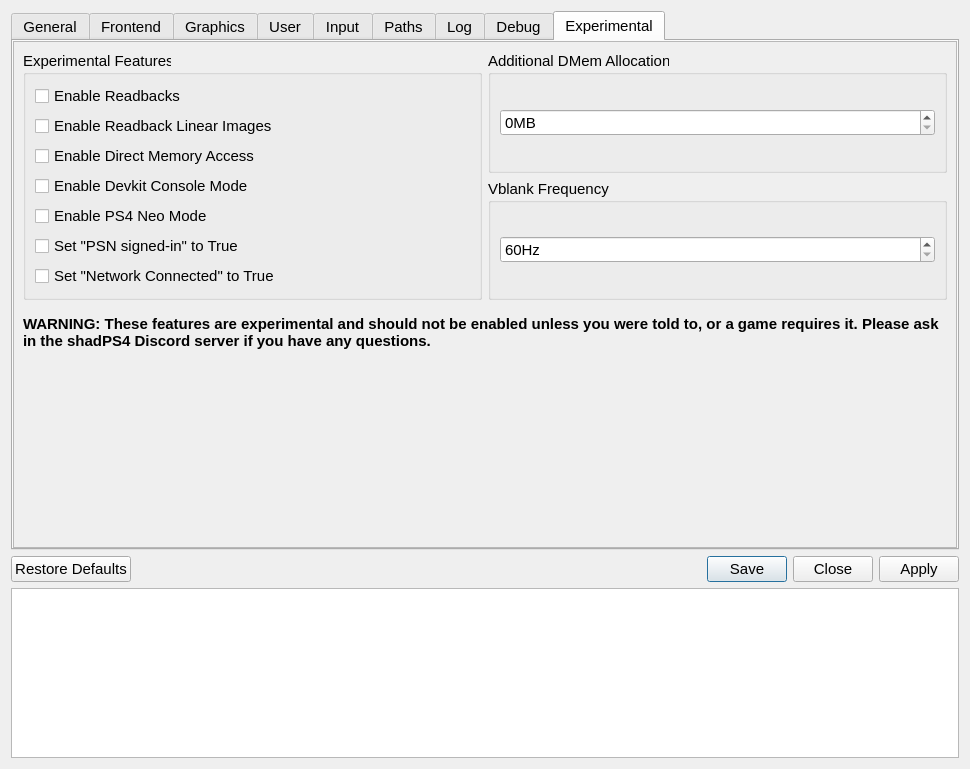
Above: src/qt_gui/settings_dialog.ui from shadps4-emu/shadps4-qtlauncher before the change. Below: the same form after it.
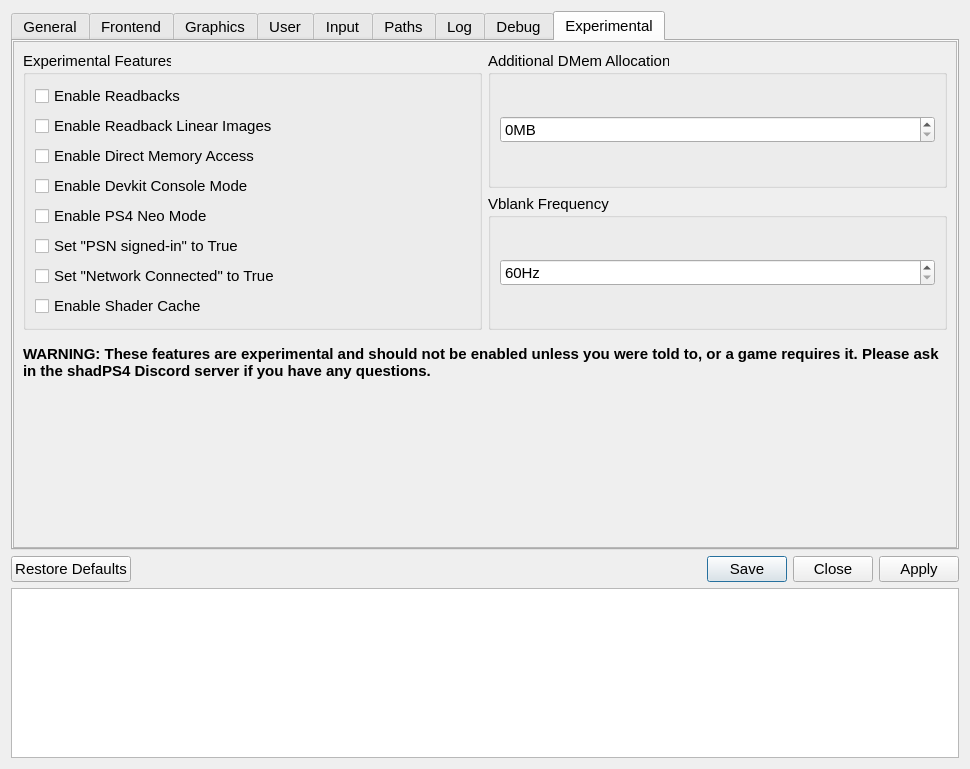
That is the form after the change. The open tabs and pages were chosen to show the change. Icons and pictures are not drawn.

Commit message: Add Shader Cache to the Experimental menu | delete button

Diff of the .ui file:
```diff
--- a/src/qt_gui/settings_dialog.ui
+++ b/src/qt_gui/settings_dialog.ui
@@ -2412,7 +2412,7 @@
          <x>0</x>
          <y>0</y>
          <width>946</width>
-         <height>395</height>
+         <height>427</height>
         </rect>
        </property>
        <property name="sizePolicy">
@@ -2502,6 +2502,13 @@
                  </property>
                 </widget>
                </item>
+               <item>
+                <widget class="QCheckBox" name="shaderCaheCheckBox">
+                 <property name="text">
+                  <string>Enable Shader Cache</string>
+                 </property>
+                </widget>
+               </item>
               </layout>
              </widget>
             </item>
```
Left out of the diff: 2 changed lines with no effect on the pictures. Lines whose indentation alone changed are shown as unchanged. The commit also changes 6 other files.
